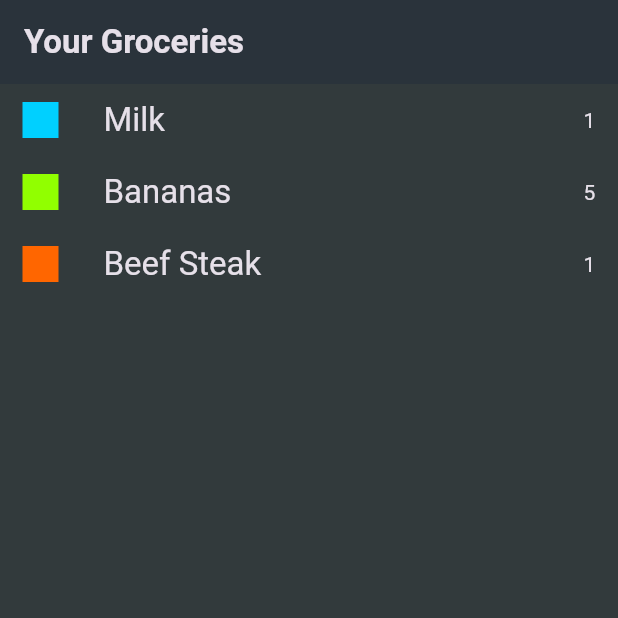
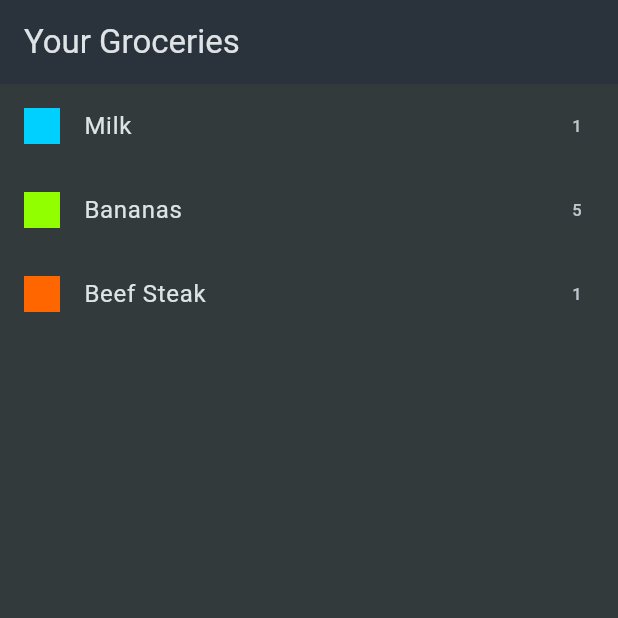
Before and after one commit to ogrodowski-tomasz/FlutterShoppingList, a Flutter app: the screen it shows after launch, on a phone screen of 412 x 824 dp, the top half of it. Run offline on Flutter 3.47's test engine with Material 3 defaults, Android fonts, the phone set to English and light mode, and no system bars.

Commit message:
final grocery list implementation

```diff
--- a/lib/widgets/grocery_list.dart
+++ b/lib/widgets/grocery_list.dart
@@ -7,40 +7,18 @@ class GroceryList extends StatelessWidget {
   @override
   Widget build(BuildContext context) {
     return Scaffold(
-      appBar: AppBar(
-        title: Text(
-          'Your Groceries',
-          style: Theme.of(
-            context,
-          ).textTheme.titleLarge!.copyWith(fontWeight: FontWeight.bold),
-        ),
-        centerTitle: false,
-      ),
+      appBar: AppBar(title: const Text('Your Groceries')),
       body: ListView.builder(
         itemCount: groceryItems.length,
-        itemBuilder: (ctx, index) {
-          final grocery = groceryItems[index];
-          return Padding(
-            padding: const EdgeInsets.symmetric(horizontal: 15, vertical: 10),
-            child: Row(
-              children: [
-                Container(width: 24, height: 24, color: grocery.category.color),
-                const SizedBox(width: 30),
-                Text(
-                  grocery.name,
-                  style: Theme.of(context).textTheme.titleLarge!.copyWith(
-                    fontWeight: FontWeight.normal,
-                  ),
-                ),
-                Spacer(),
-                Text(
-                  grocery.quantity.toString(),
-                  style: Theme.of(context).textTheme.bodyMedium,
-                ),
-              ],
-            ),
-          );
-        },
+        itemBuilder: (ctx, index) => ListTile(
+          title: Text(groceryItems[index].name),
+          leading: Container(
+            width: 24,
+            height: 24,
+            color: groceryItems[index].category.color,
+          ),
+          trailing: Text(groceryItems[index].quantity.toString()),
+        ),
       ),
     );
   }
```
